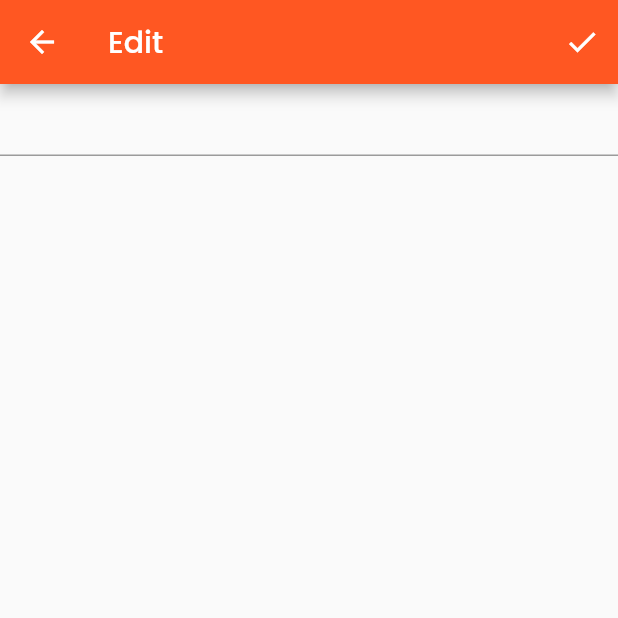
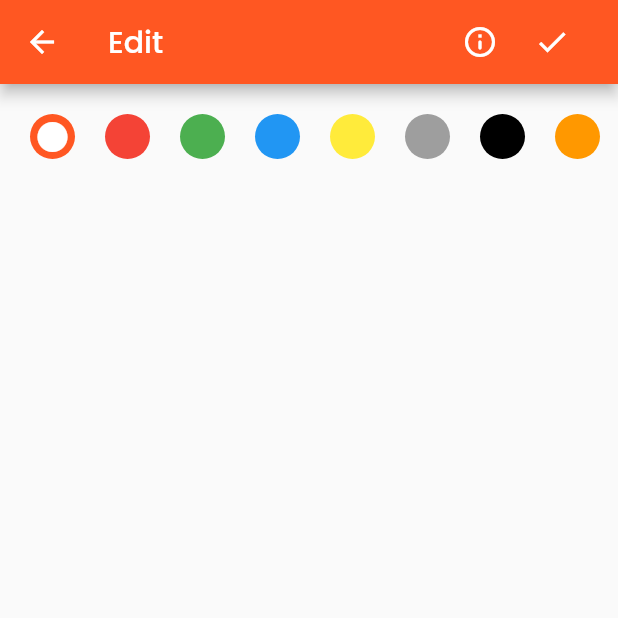
Before and after one commit to cikoedofebrian/note-flutter, a Flutter app: the Edit screen opened by its route, on a phone screen of 412 x 824 dp, the top half of it. Run offline on Flutter 3.47's test engine with Material 2 defaults, Android fonts, the phone set to English and light mode, and no system bars; our stand-ins replace google_fonts.

Commit message:
provider and color picker
added some provider and color picker logic inside my program

```diff
--- /dev/null
+++ b/app/lib/models/note.dart
@@ -0,0 +1,17 @@
+import 'package:flutter/material.dart';
+
+class Note {
+  String id;
+  String title;
+  String content;
+  DateTime date;
+  Color colors;
+
+  Note({
+    required this.id,
+    required this.title,
+    required this.colors,
+    required this.date,
+    required this.content,
+  });
+}
--- a/app/lib/screens/edit.dart
+++ b/app/lib/screens/edit.dart
@@ -1,4 +1,7 @@
+import 'package:app/widgets/color_picker.dart';
 import 'package:flutter/material.dart';
+import 'package:provider/provider.dart';
+import '../providers/note_prov.dart';
 
 class Edit extends StatefulWidget {
   const Edit({super.key});
@@ -9,24 +12,57 @@ class Edit extends StatefulWidget {
 
 class _EditState extends State<Edit> {
   final _textController = TextEditingController();
+  Color appbarcolor = Colors.deepOrange;
+
+  void appbarColor(Color color) {
+    setState(() {
+      appbarcolor = color;
+    });
+  }
+
   @override
   Widget build(BuildContext context) {
+    var title = ModalRoute.of(context)?.settings.arguments;
     return Scaffold(
       appBar: AppBar(
-        title: Text('Edit'),
+        title: title == null ? Text('Edit') : Text(title as String),
+        backgroundColor: appbarcolor != null ? appbarcolor : null,
         actions: [
-          IconButton(
+          IconButton(onPressed: () {}, icon: Icon(Icons.info_outline_rounded)),
+          Padding(
+            padding: const EdgeInsets.only(right: 20),
+            child: IconButton(
               onPressed: () {
+                Provider.of<NoteProvider>(context, listen: false).addNote(
+                    title as String, _textController.text, appbarcolor);
                 Navigator.pop(context, _textController.text);
               },
-              icon: Icon(Icons.check))
+              icon: const Icon(Icons.check),
+            ),
+          ),
         ],
       ),
       body: Column(
         children: [
-          TextField(
-            controller: _textController,
-          )
+          ColorPicker(
+            appbarcolor: appbarColor,
+          ),
+          Expanded(
+            child: Container(
+              // height: MediaQuery.of(context).size.height,
+              padding: EdgeInsets.symmetric(horizontal: 12, vertical: 8),
+              child: TextField(
+                controller: _textController,
+                maxLines: null,
+                textCapitalization: TextCapitalization.sentences,
+                decoration: null,
+                style: TextStyle(
+                  fontSize: 19,
+                  height: 1.5,
+                ),
+              ),
+            ),
+          ),
         ],
       ),
     );
--- /dev/null
+++ b/app/lib/widgets/color_picker.dart
@@ -0,0 +1,54 @@
+import 'package:flutter/material.dart';
+
+class ColorPicker extends StatefulWidget {
+  const ColorPicker({super.key, required this.appbarcolor});
+  final Function appbarcolor;
+
+  @override
+  State<ColorPicker> createState() => _ColorPickerState();
+}
+
+class _ColorPickerState extends State<ColorPicker> {
+  List<Color> colors = [
+    Colors.deepOrange,
+    Colors.red,
+    Colors.green,
+    Colors.blue,
+    Colors.yellow,
+    Colors.grey,
+    Colors.black,
+    Colors.orange,
+    Colors.amber,
+    Colors.pink,
+    Colors.purple,
+  ];
+  Color? choosenColor = Colors.deepOrange;
+  @override
+  Widget build(BuildContext context) {
+    return Container(
+      height: 50,
+      margin: EdgeInsets.only(top: 10),
+      child: ListView.builder(
+        padding: EdgeInsets.all(10),
+        scrollDirection: Axis.horizontal,
+        itemBuilder: (context, index) => Padding(
+            padding: const EdgeInsets.symmetric(
+              horizontal: 5,
+            ),
+            child: InkWell(
+              child: CircleAvatar(
+                  backgroundColor: colors[index],
+                  foregroundColor: Colors.white,
+                  child: choosenColor == colors[index]
+                      ? Icon(Icons.circle)
+                      : null),
+              onTap: () {
+                choosenColor = colors[index];
+                widget.appbarcolor(colors[index]);
+              },
+            )),
+        itemCount: colors.length,
+      ),
+    );
+  }
+}
--- a/app/pubspec.yaml
+++ b/app/pubspec.yaml
@@ -36,6 +36,7 @@ dependencies:
   # Use with the CupertinoIcons class for iOS style icons.
   cupertino_icons: ^1.0.2
   google_fonts: ^3.0.1
+  provider: ^6.0.5
 
 dev_dependencies:
   flutter_test:
```
Also changed, not shown: app/lib/main.dart (+7 -3 lines), app/lib/providers/note_prov.dart (added, +22 -0 lines), app/lib/screens/home.dart (+23 -21 lines), app/lib/widgets/new_form.dart (added, +65 -0 lines), app/pubspec.lock.
